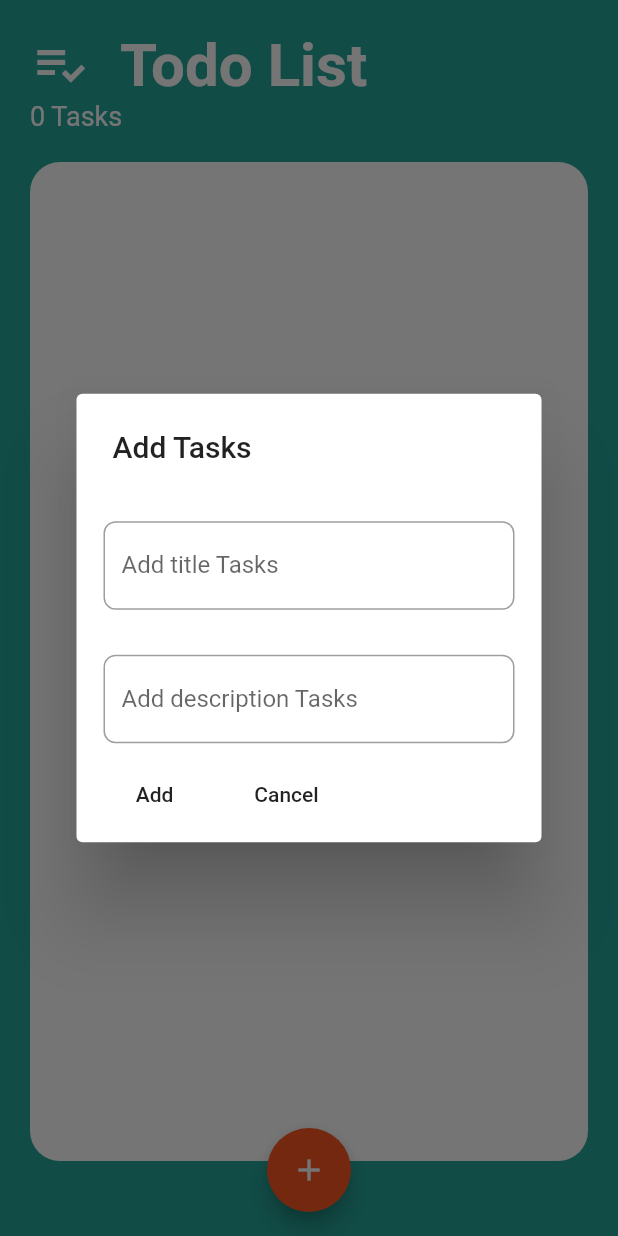
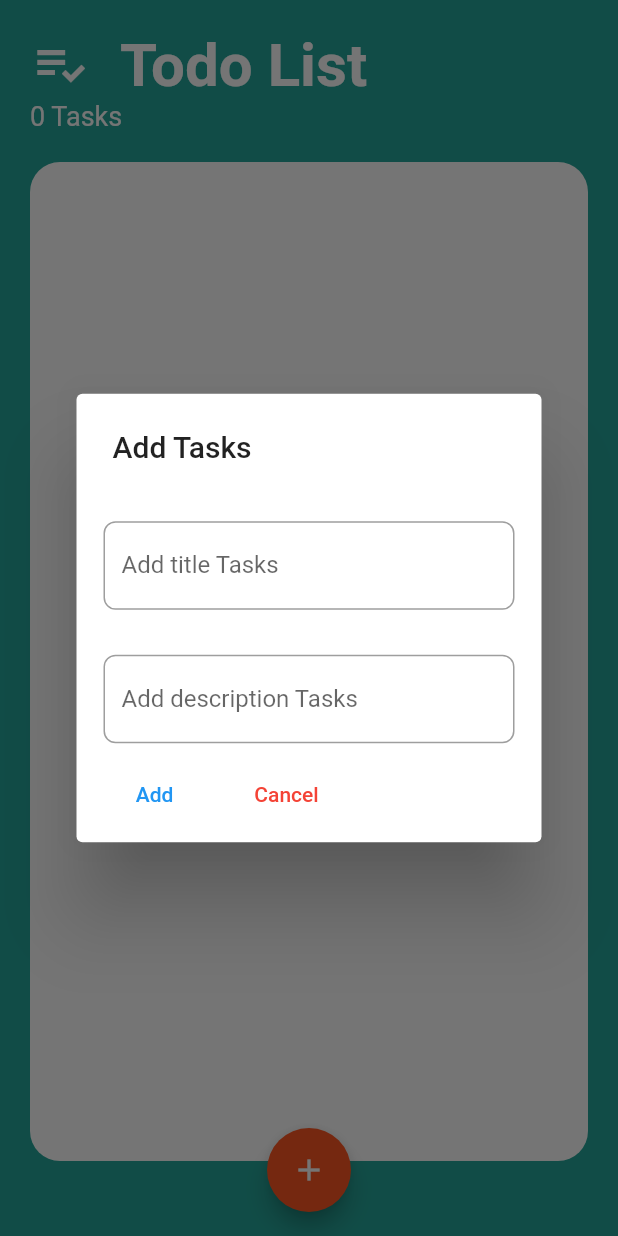
Before and after one commit to islamelgendy1990/Todo_List_App, a Flutter app: the screen it shows after launch, after a tap on the "add" icon, on a phone screen of 412 x 824 dp. Run offline on Flutter 3.47's test engine with Material 2 defaults, Android fonts, the phone set to English and light mode, and no system bars; our stand-ins replace bloc, flutter_bloc, sqflite; accounts and stored records are empty.

```diff
--- a/lib/bloc/task_cubit.dart
+++ b/lib/bloc/task_cubit.dart
@@ -1,47 +1,86 @@
+
 import 'package:bloc/bloc.dart';
 import 'package:flutter/material.dart';
 import 'package:flutter_bloc/flutter_bloc.dart';
 import 'package:todo_list_app/models/task.dart';
-import 'package:todo_list_app/network/chash_helper.dart';
 import 'package:todo_list_app/states/task_states.dart';
+import 'package:sqflite/sqflite.dart';
 
 
 class TaskCubit extends Cubit<TaskStates> {
   TaskCubit() : super(TaskInitStates());
+
 
   static TaskCubit get (BuildContext context){
     return BlocProvider.of(context);
   }
 
 
+
+
+  late Database database;
+
+
   List<Task> tasksList = [];
 
 
 
-  TextEditingController titleTextController = TextEditingController();
-  TextEditingController descriptionTextController = TextEditingController();
-
-
-  void addTitleTasksList () {
-    tasksList.add(Task(title: titleTextController.text, description: descriptionTextController.text));
-    emit(AddTitleListStates());
-  }
-
-  void deleteTasksList (index) {
-    tasksList.removeAt(index);
-
-    emit(DeleteTasksListStates());
-  }
-
-  void putTitleTasksList () async {
-  await CashHelper.saveData(key: "tasksList", value: tasksList).then((value) {
-      return emit(PutTasksListStates());
+  void createDatabase ()
+  {
+     openDatabase('demo.db', version: 1, onCreate: (database, version) async
+      {
+        print('database created');
+       await database.execute(
+            'CREATE TABLE tasks (id INTEGER PRIMARY KEY, title TEXT, description TEXT)'
+        ).then((value)
+        {
+          print('table created');
+        });
+      },
+      onOpen: (database) {
+        getDataFromDatabase(database);
+        print('database opened');
+      },
+    ).then((value)
+    {
+      database = value;
+      emit(CreateDatabaseStates());
     });
   }
 
-  void getTitleTasksList () {
-   CashHelper.getData(key: "tasksList");
-   emit(GetTasksListStates());
+
+
+  void insertToDatabase ({
+    required String title,
+    required String description
+  }) async
+  {
+    await database.transaction((txn)
+    {
+      return txn.rawInsert(
+          'INSERT INTO tasks(title, description) VALUES("$title", "$description")'
+      ).then((value)
+      {
+        print('$value inserted successfully');
+        emit(InsertDatabaseStates());
+
+        getDataFromDatabase(database);
+
+      }).catchError((error){
+        print('Error  ${error.toString()}');
+      });
+    });
+  }
+
+
+  void getDataFromDatabase(database)
+  {
+    database.rawQuery('SELECT * FROM tasks').then((value)
+    {
+      emit(GetDatabaseStates());
+
+      print(tasksList);
+    });
   }
 
 
@@ -51,9 +90,4 @@ class TaskCubit extends Cubit<TaskStates> {
 
 
 
-
-
-
-
-
 }
--- a/lib/main.dart
+++ b/lib/main.dart
@@ -1,16 +1,19 @@
+import 'package:bloc/bloc.dart';
 import 'package:flutter/material.dart';
 import 'package:todo_list_app/network/chash_helper.dart';
 import 'package:todo_list_app/ui/home_page.dart';
 
-void main() async {
+import 'network/bloc_observer.dart';
 
-  WidgetsFlutterBinding.ensureInitialized();
+void main() {
 
-  await CashHelper.init();
+  BlocOverrides.runZoned(() {
+    runApp(const MyApp());
+  },
+    blocObserver: MyBlocObserver(),
+  );
 
-  CashHelper.getData(key: "tasksList");
 
-  runApp(const MyApp());
 }
 
 class MyApp extends StatelessWidget {
--- a/lib/models/task.dart
+++ b/lib/models/task.dart
@@ -1,16 +1,22 @@
-class Task {
-
-  final String title ;
-  final String description ;
 
 
+class Task {
+  String? title;
+  String? description;
+
   Task({
-    required this.title,
-    required this.description,
+    this.title,
+    this.description,
   });
 
+  Task.fromMap(Map map) :
+        this.title = map['title'],
+        this.description = map['description'];
 
-
-
-
+  Map toMap(){
+    return {
+      'title': this.title,
+      'description': this.description,
+    };
+  }
 }
--- a/lib/network/chash_helper.dart
+++ b/lib/network/chash_helper.dart
@@ -1,46 +1,40 @@
-
-import 'package:flutter/material.dart';
-import 'package:shared_preferences/shared_preferences.dart';
-
-class CashHelper {
-
-  static SharedPreferences ?_sharedPreferences ;
-
-  static init () async {
-    _sharedPreferences = await SharedPreferences.getInstance();
-  }
-
-
-  static Future<bool> saveData(
-      {required String key, required dynamic value}) async {
-    if (value is String) return await _sharedPreferences!.setString(key, value);
-    if (value is int) return await _sharedPreferences!.setInt(key, value);
-    if (value is List) return await _sharedPreferences!.setStringList(key, []);
-    if (value is bool) {
-       return await _sharedPreferences!.setBool(key, value);
-    } else {
-      return await _sharedPreferences!.setDouble(key, value);
-    }
-  }
-
-
-  static List<String>? getData ({
-    required String key,
-  })
-  {
-    return _sharedPreferences!.getStringList(key);
-  }
-
-
-}
-
-
-
-
-// static Future<bool> putData ({
-// @required String? key,
-// @required String? value,
-// }) async
-// {
-// return await _sharedPreferences!.setString(key!, value!);
+//
+// import 'package:shared_preferences/shared_preferences.dart';
+//
+// class CashHelper {
+//
+//   static SharedPreferences ?_sharedPreferences ;
+//
+//   static init () async {
+//     _sharedPreferences = await SharedPreferences.getInstance();
+//   }
+//
+//
+//   static Future<bool> saveData(
+//       {required String key, required List value}) async {
+//
+//      return await _sharedPreferences!.setStringList(key, []);
+//
+//   }
+//
+//
+//   static List<String>? getData ({
+//     required String key,
+//   })
+//   {
+//     return _sharedPreferences!.getStringList(key);
+//   }
+//
+//
 // }
+//
+//
+//
+//
+// // static Future<bool> putData ({
+// // @required String? key,
+// // @required String? value,
+// // }) async
+// // {
+// // return await _sharedPreferences!.setString(key!, value!);
+// // }
--- a/lib/states/task_states.dart
+++ b/lib/states/task_states.dart
@@ -1,12 +1,30 @@
 
-abstract class TaskStates {}
+   abstract class TaskStates {}
 
-class TaskInitStates extends TaskStates {}
+   class TaskInitStates extends TaskStates {}
 
-class AddTitleListStates extends TaskStates {}
 
-class DeleteTasksListStates extends TaskStates {}
+   class CreateDatabaseStates extends TaskStates {}
 
-class PutTasksListStates extends TaskStates {}
+   class OnCreateDataBase extends TaskStates {}
 
-class GetTasksListStates extends TaskStates {}
+   class InsertDatabaseStates extends TaskStates {}
+
+   class GetDatabaseStates extends TaskStates {}
+
+
+
+
+
+
+
+
+
+// class AddTitleListStates extends TaskStates {}
+//
+// class DeleteTasksListStates extends TaskStates {}
+//
+// class PutTasksListStates extends TaskStates {}
+//
+// class GetTasksListStates extends TaskStates {}
+//
--- a/lib/ui/home_page.dart
+++ b/lib/ui/home_page.dart
@@ -2,22 +2,28 @@ import 'package:flutter/cupertino.dart';
 import 'package:flutter/material.dart';
 import 'package:flutter_bloc/flutter_bloc.dart';
 import 'package:todo_list_app/bloc/task_cubit.dart';
-import 'package:todo_list_app/network/chash_helper.dart';
+import 'package:todo_list_app/models/task.dart';
 import 'package:todo_list_app/states/task_states.dart';
 
 
 class HomePage extends StatelessWidget {
   const HomePage({Key? key}) : super(key: key);
 
+
+
+
   @override
   Widget build(BuildContext context) {
+
+
     return BlocProvider(
-      create: (BuildContext context) => TaskCubit(),
+      create: (BuildContext context) => TaskCubit()..createDatabase(),
       child: BlocConsumer<TaskCubit, TaskStates>(
         listener: (BuildContext context, state){},
         builder: (BuildContext context, state){
 
           var cubit = TaskCubit.get(context);
+
 
           return Scaffold(
             backgroundColor: Colors.teal[400],
@@ -61,29 +67,27 @@ class HomePage extends StatelessWidget {
                                       const SizedBox(height: 5,),
                                       Padding(
                                         padding: const EdgeInsets.only(left: 5, right: 5),
-                                        child: Container(
+                                        child: Card(
                                           child: ListTile(
                                             title: Text(
-                                              cubit.tasksList[index].title,
+                                              cubit.tasksList[index].title.toString(),
                                               maxLines: 3,
                                               style: const TextStyle(fontSize: 15),
                                             ),
                                             subtitle: Text(
-                                              cubit.tasksList[index].description,
+                                              cubit.tasksList[index].description.toString(),
                                               maxLines: 6,
                                               style: const TextStyle(fontWeight: FontWeight.bold, fontSize: 20),
                                             ),
                                             trailing: IconButton(
                                                 onPressed: (){
-                                                  cubit.deleteTasksList(index);
+                                                 // cubit.deleteTasksList(index);
                                                 },
                                                 icon: const Icon(Icons.delete, color: Colors.red,)
                                             ),
                                           ),
-                                          decoration: BoxDecoration(
-                                              color: Colors.black12,
-                                              borderRadius: BorderRadius.circular(17)
-                                          ),
+                                          color: Colors.teal[50],
+                                          elevation: 3,
                                         ),
                                       ),
                                       const SizedBox(height: 5,),
@@ -120,6 +124,10 @@ void _showDialog(BuildContext context) {
 
   var cubit = TaskCubit.get(context);
 
+
+  TextEditingController titleTextController = TextEditingController();
+  TextEditingController descriptionTextController = TextEditingController();
+
   showDialog(
     context: context,
     builder: (BuildContext context) {
@@ -129,7 +137,7 @@ void _showDialog(BuildContext context) {
           Padding(
             padding: const EdgeInsets.all(10),
             child: TextField(
-              controller: cubit.titleTextController,
+              controller: titleTextController,
               decoration: const InputDecoration(
                   labelText: "Add title Tasks",
                   border: OutlineInputBorder(
@@ -142,7 +150,7 @@ void _showDialog(BuildContext context) {
           Padding(
             padding: const EdgeInsets.all(10),
             child: TextField(
-              controller: cubit.descriptionTextController,
+              controller: descriptionTextController,
               decoration: const InputDecoration(
                   labelText: "Add description Tasks",
                   border: OutlineInputBorder(
@@ -154,17 +162,17 @@ void _showDialog(BuildContext context) {
           Row(
             children: [
               MaterialButton(
-                child: const Text("Add"),
+                child: const Text("Add", style: TextStyle(color: Colors.blue),),
                 onPressed: () {
-                  cubit.addTitleTasksList();
-                  cubit.titleTextController.clear();
-                  cubit.descriptionTextController.clear();
-                  CashHelper.saveData(key: "tasksList", value: cubit.tasksList);
+                  cubit.insertToDatabase(title: titleTextController.text, description: descriptionTextController.text);
+                  // cubit.getDataFromDatabase(cubit.database);
+                  titleTextController.clear();
+                  descriptionTextController.clear();
                   Navigator.pop(context);
                 },
               ),
               MaterialButton(
-                child: const Text("Cancel"),
+                child: const Text("Cancel", style: TextStyle(color: Colors.red),),
                 onPressed: () {
                   Navigator.pop(context);
                 },
--- a/pubspec.yaml
+++ b/pubspec.yaml
@@ -35,7 +35,9 @@ dependencies:
   # Use with the CupertinoIcons class for iOS style icons.
   cupertino_icons: ^1.0.2
   flutter_bloc: ^8.0.0
-  shared_preferences: ^2.0.9
+  bloc: ^8.0.1
+  sqflite: ^2.0.0-nullsafety.2
+  path: ^1.8.0
 
 dev_dependencies:
   flutter_test:
```
Also changed, not shown: lib/network/bloc_observer.dart (added, +53 -0 lines), pubspec.lock.
